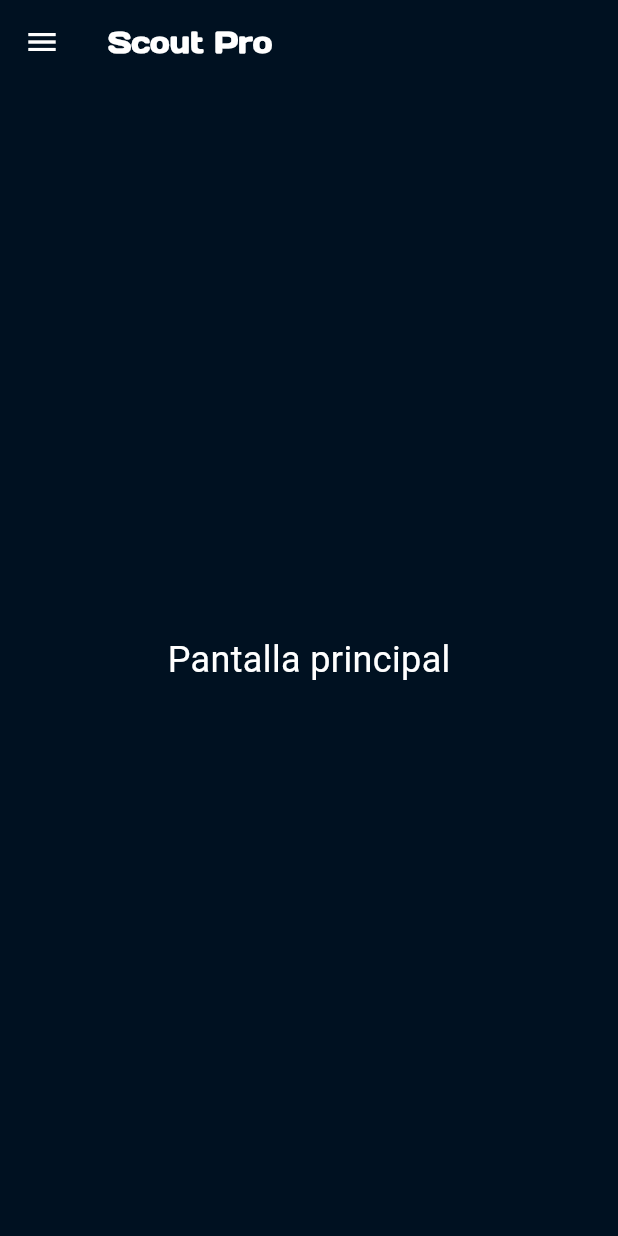
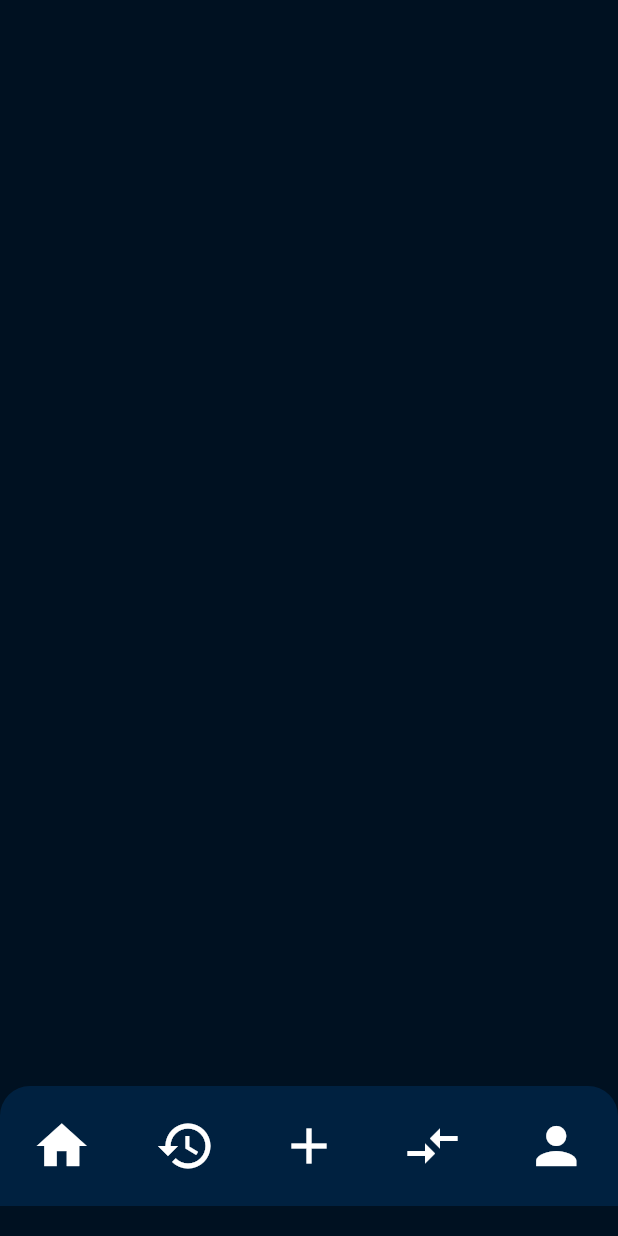
Before and after one commit to iSaveeh/ProjecScoutPro, a Flutter app: the MenuScreen screen opened directly, on a phone screen of 412 x 824 dp. Run offline on Flutter 3.47's test engine with Material 3 defaults, Android fonts, the phone set to English and light mode, and no system bars.

Commit message:
AVance 15/05

```diff
--- a/lib/Screens/Menu.dart
+++ b/lib/Screens/Menu.dart
@@ -1,166 +1,83 @@
 import 'package:flutter/material.dart';
+import 'Home.dart';
 
 class MenuScreen extends StatefulWidget {
   @override
-  State<MenuScreen> createState() => _MenuScreenState();
+  _MenuScreenState createState() => _MenuScreenState();
 }
 
 class _MenuScreenState extends State<MenuScreen> {
-  bool showMenu = false;
-
-  void toggleMenu() {
-    setState(() {
-      showMenu = !showMenu;
-    });
-  }
 
   @override
   Widget build(BuildContext context) {
     return Scaffold(
       backgroundColor: Color(0xFF001121),
-      appBar: AppBar(
-        title: Text('Scout Pro'),
-        titleTextStyle: TextStyle(
-          fontSize: 20,
-          fontWeight: FontWeight.bold,
-          fontFamily: 'Days One',
-          color: Colors.white,
-        ),
-        backgroundColor: const Color(0xFF001121),
-        leading: IconButton(
-          icon: Icon(Icons.menu),
-          color: Colors.white,
-          onPressed: toggleMenu,
-        ),
-      ),
       body: Stack(
         children: [
-          // Main content
-          Center(
-            child: Text(
-              'Pantalla principal',
-              style: TextStyle(fontSize: 24, color: Colors.white),
+
+          //  === Navigation Bar ===
+          Positioned(
+            bottom: 20,
+            left: 0,
+            right: 0,
+            child: Container(
+              height: 80,
+              decoration: BoxDecoration(
+                color: Color(0xFF002140),
+                borderRadius: BorderRadius.only(
+                  topLeft: Radius.circular(20),
+                  topRight: Radius.circular(20),
                 ),
               ),
 
-          // Menú lateral desde la izquierda
-          AnimatedPositioned(
-            duration: Duration(milliseconds: 300),
-            left: showMenu ? 0 : -250,
-            top: 0,
-            bottom: 0,
-            child: Container(
-              width: 210,
-              color: const Color(0xFFA3C9D9),
-              child: Stack(
+            // === Button Home ===
+              child: Row(
+                mainAxisAlignment: MainAxisAlignment.spaceAround,
                 children: [
-                  // Imagen de perfil
-                  Positioned(
-                    top: 70,
-                    left: 0,
-                    right: 10,
-                    child: GestureDetector(
-                      onTap: () {
-                        // Acción al tocar la imagen
+                  IconButton(
+                    icon: Icon(Icons.home, color: Colors.white, size: 40),
+                    onPressed: () {
+                      // Acción para el botón de inicio
                     },
-                      child: CircleAvatar(
-                        radius: 70,
-                      ),
-                    ),
                   ),
 
-                  // Menú de botones
-                  Positioned(
-                    top: 270,
-                    left: 0,
-                    right: 5,
-                    child: TextButton(
+            // === Button History ===
+                  IconButton(
+                    icon: Icon(Icons.history, color: Colors.white, size: 40),
                     onPressed: () {
-                        // Acción al tocar el botón
+                      // Acción para el botón de configuración
                     },
-                      child: Text(
-                        'Mi perfil',
-                        style: TextStyle(
-                          fontSize: 25,
-                          color: Colors.black,
-                          fontFamily: 'Carme',
-                          fontWeight: FontWeight.bold,
-                        ),
-                      ),
-                    ),
                   ),
 
-                  Positioned(
-                    top: 370,
-                    left: 0,
-                    right: 5,
-                    child: TextButton(
+            // === Button Add ===
+                  IconButton(
+                    icon: Icon(Icons.add, color: Colors.white, size: 40),
                     onPressed: () {
-                        // Acción al tocar el botón
+                      // Acción para el botón de información
                     },
-                      child: Text(
-                        'Añadir Jugador',
-                        style: TextStyle(
-                          fontSize: 25,
-                          color: Colors.black,
-                          fontFamily: 'Carme',
-                          fontWeight: FontWeight.bold
-                        ),
-                      ),
-                    ),
                   ),
 
-                  Positioned(
-                    top: 470,
-                    left: 0,
-                    right: 5,
-                    child: TextButton(
+            // === Button Comparation ===
+                  IconButton(
+                    icon: Icon(Icons.compare_arrows, color: Colors.white, size: 40),
                     onPressed: () {
-                        // Acción al tocar el botón
+                      // Acción para el botón de información
                     },
-                      child: Text(
-                        'Ver Historial',
-                        style: TextStyle(
-                          fontSize: 25,
-                          color: Colors.black,
-                          fontFamily: 'Carme',
-                          fontWeight: FontWeight.bold
-                        ),
-                      ),
-                    ),
                   ),
 
-                  Positioned(
-                    top: 570,
-                    left: 0,
-                    right: 5,
-                    child: TextButton(
+            // ===  Button profile ===
+                  IconButton(
+                    icon: Icon(Icons.person, color: Colors.white, size: 40),
                     onPressed: () {
-                        // Acción al tocar el botón
+                      // Acción para el botón de información
                     },
-                      child: Text(
-                        'Cerrar Sesion',
-                        style: TextStyle(
-                          fontSize: 25,
-                          color: Colors.black,
-                          fontFamily: 'Carme',
-                          fontWeight: FontWeight.bold
                   ),
-                      ),
-                    ),
-                  ),
-
-
-
-
-
-
-
 
                 ],
               ),
             ),
-          ),
+          )
+
         ],
       ),
     );
--- a/lib/main.dart
+++ b/lib/main.dart
@@ -10,7 +10,7 @@ class MyApp extends StatelessWidget {
     return MaterialApp(
       debugShowCheckedModeBanner: false,
       title: 'Scout Pro',
-      home: SplashScreen(), // Aquí llamamos a la pantalla de carga
+      home: MenuScreen(), // Aquí llamamos a la pantalla de carga
     );
   }
 }
```
Lines whose indentation alone changed are shown as unchanged.
